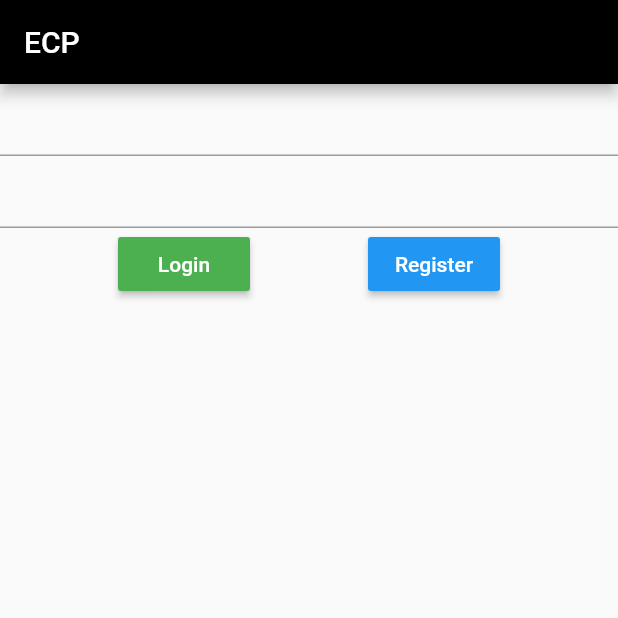
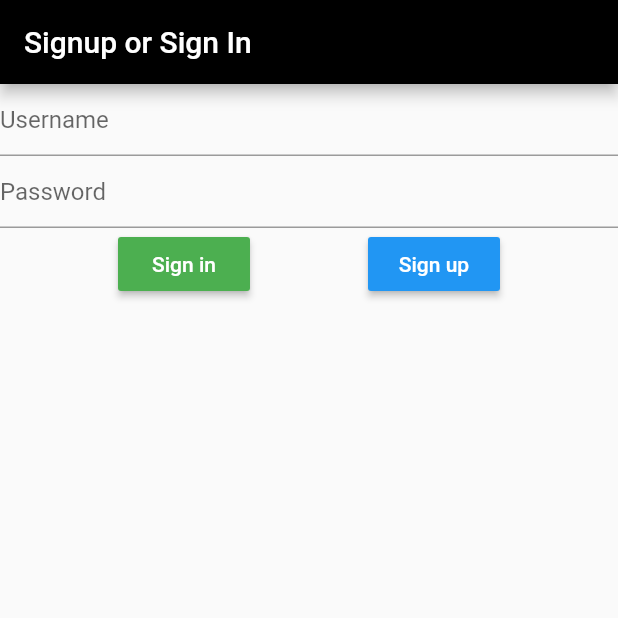
Before and after one commit to Swindl3/foodreview_flutter, a Flutter app: the screen it shows after launch, on a phone screen of 412 x 824 dp, the top half of it. Run offline on Flutter 3.47's test engine with Material 2 defaults, Android fonts, the phone set to English and light mode, and no system bars; our stand-ins replace smooth_star_rating.

```diff
--- a/lib/main.dart
+++ b/lib/main.dart
@@ -49,14 +49,17 @@ class _ECPApp extends State {
     return Scaffold(
       appBar: AppBar(
         backgroundColor: Colors.black,
-        title: Text('ECP'),
+        title: Text('Signup or Sign In'),
       ),
       body: ListView(
         children: <Widget>[
           TextField(
+            decoration: InputDecoration(hintText: "Username"),
             controller: _userName,
           ),
           TextField(
+            decoration: InputDecoration(hintText: "Password"),
+            obscureText: true,
             controller: _passWord,
           ),
           new Row(
@@ -67,7 +70,7 @@ class _ECPApp extends State {
                 padding: const EdgeInsets.all(8.0),
                 textColor: Colors.white,
                 color: Colors.green,
-                child: new Text("Login"),
+                child: new Text("Sign in"),
               ),
               new RaisedButton(
                 onPressed: () {
@@ -78,7 +81,7 @@ class _ECPApp extends State {
                 color: Colors.blue,
                 padding: const EdgeInsets.all(8.0),
                 child: new Text(
-                  "Register",
+                  "Sign up",
                 ),
               )
             ],
@@ -147,7 +150,7 @@ class _RegisterScreen extends State {
         // return object of type Dialog
         return AlertDialog(
           title: new Text("ลงทะเบียนสำเร็จ"),
-          content: new Text("ไอควย"),
+          content: new Text("โปรดล็อคอินเพื่อนเข้าใช้งาน"),
           actions: <Widget>[
             // usually buttons at the bottom of the dialog
             new FlatButton(
@@ -168,6 +171,7 @@ class _RegisterScreen extends State {
     // TODO: implement build
     return Scaffold(
       appBar: AppBar(
+        backgroundColor: Colors.black,
         title: Text('ลงทะเบียน'),
       ),
       body: ListView(
```
Also changed, not shown: lib/foodstuff.dart (+48 -5 lines).
